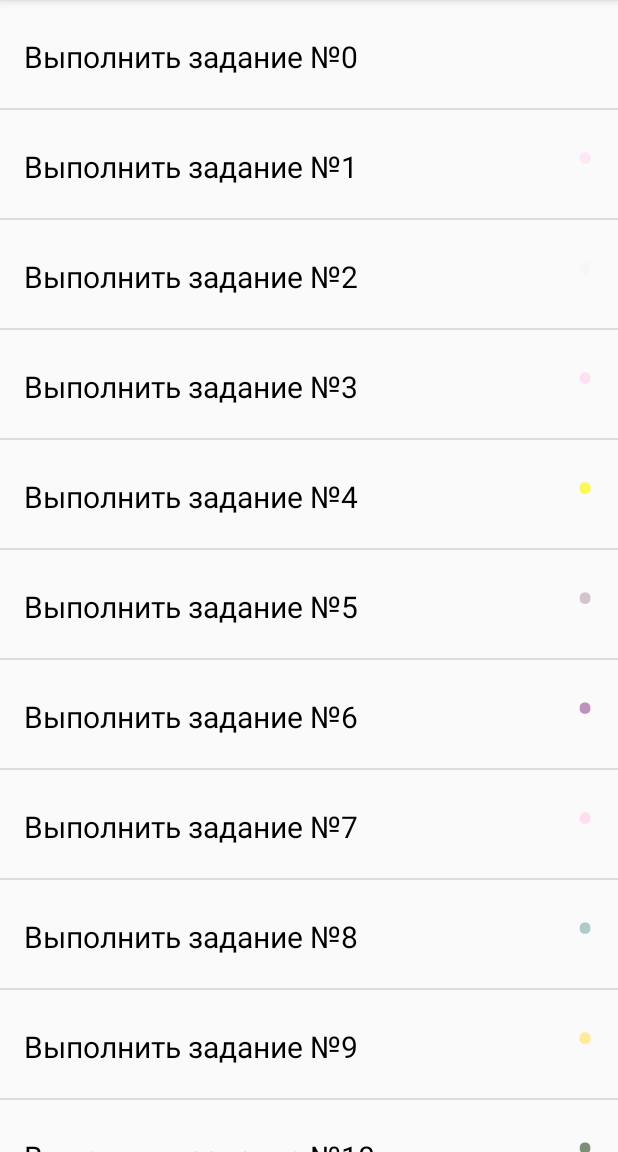
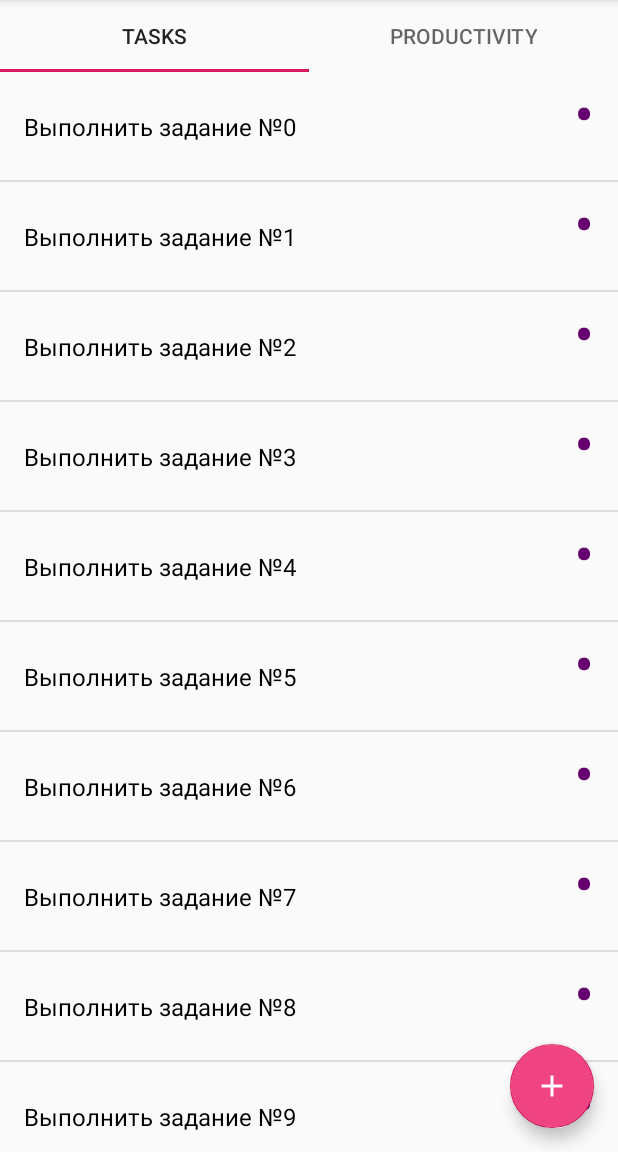
Before and after one commit to youlookbetteronline/TaskManager, an Android app: the screen it shows after launch (MainActivity), on a phone screen of 412 x 824 dp, the part 84-1236 px from its top. Run offline under Robolectric (Android 15) with nearby library versions, the phone set to English and light mode, and no system bars.

Commit message:
Hometask 4, part 1

```diff
--- a/app/build.gradle
+++ b/app/build.gradle
@@ -26,6 +26,7 @@ dependencies {
     implementation 'com.android.support.constraint:constraint-layout:1.1.3'
     implementation 'com.android.support:recyclerview-v7:28.0.0'
     implementation 'com.android.support:support-v4:28.0.0'
+    implementation 'com.android.support:design:28.0.0'
     testImplementation 'junit:junit:4.12'
     androidTestImplementation 'com.android.support.test:runner:1.0.2'
     androidTestImplementation 'com.android.support.test.espresso:espresso-core:3.0.2'
--- a/app/src/main/java/com/example/gav/taskmanager/activity/MainActivity.java
+++ b/app/src/main/java/com/example/gav/taskmanager/activity/MainActivity.java
@@ -1,23 +1,16 @@
 package com.example.gav.taskmanager.activity;
 
-import android.graphics.drawable.Drawable;
-import android.os.Build;
+import android.os.Bundle;
+import android.support.design.widget.TabLayout;
+import android.support.v4.view.ViewPager;
 import android.support.v7.app.AppCompatActivity;
-import android.os.Bundle;
-import android.support.v7.widget.DividerItemDecoration;
-import android.support.v7.widget.LinearLayoutManager;
-import android.support.v7.widget.RecyclerView;
-import android.widget.Toast;
 
 import com.example.gav.taskmanager.R;
-import com.example.gav.taskmanager.adapter.TaskListAdapter;
-import com.example.gav.taskmanager.pojo.Task;
-
-import java.util.ArrayList;
+import com.example.gav.taskmanager.adapter.TaskListFragmentAdapter;
 
 public class MainActivity extends AppCompatActivity {
-    private RecyclerView rvTasks;
-    private TaskListAdapter taskAdapter;
+    private TabLayout tlTabs;
+    private ViewPager vpTabs;
 
     @Override
     protected void onCreate(Bundle savedInstanceState) {
@@ -25,36 +18,17 @@ public class MainActivity extends AppCompatActivity {
         setContentView(R.layout.activity_main);
 
         initViews();
-        //setTasksToAdapter();
+        initFragment();
     }
 
     private void initViews() {
-        rvTasks = findViewById(R.id.rvTasks);
+        vpTabs = findViewById(R.id.vpTabs);
+        tlTabs = findViewById(R.id.tlTabs);
 
-        final RecyclerView.LayoutManager layoutManager = new LinearLayoutManager(this);
-        rvTasks.setLayoutManager(layoutManager);
-        taskAdapter = new TaskListAdapter(this, getTasks(), new TaskListAdapter.OnTaskClickListener() {
-            @Override public void onTaskClick(int index) {
-                //Toast.makeText(MainActivity.this, "Item Clicked", Toast.LENGTH_LONG).show();
-                RecyclerView.ViewHolder viewHolderForAdapterPosition = rvTasks.findViewHolderForAdapterPosition(index);
-                //viewHolderForAdapterPosition.itemView.setBackgroundColor(0xFF000fff);
-            }
-        });
-        rvTasks.setAdapter(taskAdapter);
-        DividerItemDecoration dividerItemDecoration = new DividerItemDecoration(rvTasks.getContext(),
-                ((LinearLayoutManager) layoutManager).getOrientation());
-        rvTasks.addItemDecoration(dividerItemDecoration);
+        vpTabs.setAdapter(new TaskListFragmentAdapter(getSupportFragmentManager(), this));
+        tlTabs.setupWithViewPager(vpTabs);
     }
 
-    private void setTasksToAdapter() {
-        taskAdapter.setItems(getTasks());
-    }
-
-    private ArrayList<Task> getTasks() {
-        ArrayList<Task> result = new ArrayList<>();
-        for (int i = 0; i < 50; i++) {
-            result.add(new Task("Выполнить задание №" + i, 0xffffff/(i+1)*10000));
-        }
-        return result;
+    private void initFragment() {
     }
 }
--- a/app/src/main/java/com/example/gav/taskmanager/adapter/TaskListAdapter.java
+++ b/app/src/main/java/com/example/gav/taskmanager/adapter/TaskListAdapter.java
@@ -41,7 +41,8 @@ public class TaskListAdapter extends RecyclerView.Adapter<TaskListAdapter.TaskLi
 
     @Override
     public void onBindViewHolder(@NonNull TaskListViewHolder taskListViewHolder, int i) {
-        taskListViewHolder.bind(taskList.get(i), listener);
+        if (i != RecyclerView.NO_POSITION)
+            taskListViewHolder.bind(taskList.get(i), listener);
     }
 
     @Override
--- /dev/null
+++ b/app/src/main/java/com/example/gav/taskmanager/adapter/TaskListFragmentAdapter.java
@@ -0,0 +1,53 @@
+package com.example.gav.taskmanager.adapter;
+
+import android.content.Context;
+import android.support.annotation.Nullable;
+import android.support.v4.app.Fragment;
+import android.support.v4.app.FragmentManager;
+import android.support.v4.app.FragmentPagerAdapter;
+
+import com.example.gav.taskmanager.R;
+import com.example.gav.taskmanager.fragment.ProductivityFragment;
+import com.example.gav.taskmanager.fragment.TaskListFragment;
+
+import java.util.HashMap;
+
+public class TaskListFragmentAdapter extends FragmentPagerAdapter {
+
+    private HashMap<Integer, String> tabTitles = new HashMap<Integer, String>();
+    private Context context;
+
+    public TaskListFragmentAdapter(FragmentManager fm, Context context) {
+        super(fm);
+        this.context = context;
+
+        initTabTitles();
+    }
+
+    private void initTabTitles() {
+        tabTitles.put(0, context.getResources().getString(R.string.tasks));
+        tabTitles.put(1, context.getResources().getString(R.string.productivity));
+    }
+
+    @Override
+    public Fragment getItem(int i) {
+        Fragment result = null;
+        switch (i) {
+            case 0: result = TaskListFragment.newInstance(); break;
+            case 1: result = ProductivityFragment.newInstance(); break;
+            default: break;
+        }
+        return result;
+    }
+
+    @Override
+    public int getCount() {
+        return tabTitles.size();
+    }
+
+    @Nullable
+    @Override
+    public CharSequence getPageTitle(int position) {
+        return tabTitles.get(position);
+    }
+}
--- /dev/null
+++ b/app/src/main/java/com/example/gav/taskmanager/fragment/ProductivityFragment.java
@@ -0,0 +1,26 @@
+package com.example.gav.taskmanager.fragment;
+
+
+import android.os.Bundle;
+import android.support.v4.app.Fragment;
+import android.view.LayoutInflater;
+import android.view.View;
+import android.view.ViewGroup;
+
+import com.example.gav.taskmanager.R;
+
+public class ProductivityFragment extends Fragment {
+
+    public static ProductivityFragment newInstance() {
+        ProductivityFragment fragment = new ProductivityFragment();
+        return fragment;
+    }
+
+    @Override
+    public View onCreateView(LayoutInflater inflater, ViewGroup container,
+                             Bundle savedInstanceState) {
+        // Inflate the layout for this fragment
+        return inflater.inflate(R.layout.fragment_productivity, container, false);
+    }
+
+}
--- /dev/null
+++ b/app/src/main/java/com/example/gav/taskmanager/fragment/TaskListFragment.java
@@ -0,0 +1,90 @@
+package com.example.gav.taskmanager.fragment;
+
+import android.content.Context;
+import android.net.Uri;
+import android.os.Bundle;
+import android.support.design.widget.FloatingActionButton;
+import android.support.v4.app.Fragment;
+import android.support.v4.app.FragmentManager;
+import android.support.v4.app.FragmentTransaction;
+import android.support.v7.widget.DividerItemDecoration;
+import android.support.v7.widget.LinearLayoutManager;
+import android.support.v7.widget.RecyclerView;
+import android.view.LayoutInflater;
+import android.view.View;
+import android.view.ViewGroup;
+
+import com.example.gav.taskmanager.R;
+import com.example.gav.taskmanager.adapter.TaskListAdapter;
+import com.example.gav.taskmanager.pojo.Task;
+
+import java.util.ArrayList;
+import java.util.Random;
+
+public class TaskListFragment extends Fragment {
+
+    private RecyclerView rvTasks;
+    private TaskListAdapter taskAdapter;
+    private FloatingActionButton fabAddTask;
+
+    public static TaskListFragment newInstance() {
+        TaskListFragment fragment = new TaskListFragment();
+        return fragment;
+    }
+
+    @Override
+    public View onCreateView(LayoutInflater inflater, ViewGroup container,
+                             Bundle savedInstanceState) {
+        View view = inflater.inflate(R.layout.fragment_task_list, container, false);
+
+        initViews(view);
+        //setTasksToAdapter();
+
+        return view;
+    }
+
+    private void initViews(View view) {
+        rvTasks = view.findViewById(R.id.rvTasks);
+        fabAddTask = view.findViewById(R.id.favAddTask);
+
+        final RecyclerView.LayoutManager layoutManager = new LinearLayoutManager(getContext());
+        rvTasks.setLayoutManager(layoutManager);
+        taskAdapter = new TaskListAdapter(getContext(), getTasks(), new TaskListAdapter.OnTaskClickListener() {
+            @Override public void onTaskClick(int index) {
+                //Toast.makeText(MainActivity.this, "Item Clicked", Toast.LENGTH_LONG).show();
+                RecyclerView.ViewHolder viewHolderForAdapterPosition = rvTasks.findViewHolderForAdapterPosition(index);
+                //viewHolderForAdapterPosition.itemView.setBackgroundColor(0xFF000fff);
+            }
+        });
+        rvTasks.setAdapter(taskAdapter);
+        DividerItemDecoration dividerItemDecoration = new DividerItemDecoration(rvTasks.getContext(),
+                ((LinearLayoutManager) layoutManager).getOrientation());
+        rvTasks.addItemDecoration(dividerItemDecoration);
+
+        fabAddTask.setOnClickListener(new View.OnClickListener() {
+            @Override
+            public void onClick(View v) {
+                NewTaskFragment newTaskFragment = NewTaskFragment.newInstance();
+                FragmentManager fragmentManager = getFragmentManager();
+                FragmentTransaction fragmentTransaction = fragmentManager.beginTransaction();
+                fragmentTransaction.replace(getId(), newTaskFragment);
+                fragmentTransaction.commit();
+            }
+        });
+    }
+
+    private void setTasksToAdapter() {
+        taskAdapter.setItems(getTasks());
+    }
+
+    private ArrayList<Task> getTasks() {
+        ArrayList<Task> result = new ArrayList<>();
+        for (int i = 0; i < 50; i++) {
+            int priority = Task.PRIORITY_COLOR_LIST[new Random().nextInt(Task.PRIORITY_COLOR_LIST.length)];
+            result.add(new Task("Выполнить задание №" + i, priority));
+        }
+        return result;
+    }
+
+
+}
--- a/app/src/main/java/com/example/gav/taskmanager/pojo/Task.java
+++ b/app/src/main/java/com/example/gav/taskmanager/pojo/Task.java
@@ -3,6 +3,13 @@ package com.example.gav.taskmanager.pojo;
 public class Task {
     private String text;
     private int priority;
+
+    public static final int SIMPLE_PRIORITY = 0xffffff00;
+    public static final int IMPORTANT_PRIORITY = 0xff00ff11;
+    public static final int VERY_IMPORTANT_PRIORITY = 0xff65006e;
+    public static final int URGENT_PRIORITY = 0xffff0000;
+    public static final int[] PRIORITY_COLOR_LIST = new int[]{SIMPLE_PRIORITY, IMPORTANT_PRIORITY, VERY_IMPORTANT_PRIORITY, URGENT_PRIORITY};
+
 
     public Task(String text, int priority) {
         this.text = text;
--- /dev/null
+++ b/app/src/main/res/drawable/add_white.xml
@@ -0,0 +1,5 @@
+<vector android:height="24dp" android:tint="#FFFFFF"
+    android:viewportHeight="24.0" android:viewportWidth="24.0"
+    android:width="24dp" xmlns:android="http://schemas.android.com/apk/res/android">
+    <path android:fillColor="#FF000000" android:pathData="M19,13h-6v6h-2v-6H5v-2h6V5h2v6h6v2z"/>
+</vector>
--- a/app/src/main/res/layout/activity_main.xml
+++ b/app/src/main/res/layout/activity_main.xml
@@ -5,17 +5,17 @@
     xmlns:tools="http://schemas.android.com/tools"
     android:layout_width="match_parent"
     android:layout_height="match_parent"
+    android:orientation="vertical"
     tools:context=".activity.MainActivity">
 
-    <FrameLayout
+    <android.support.design.widget.TabLayout
+        android:id="@+id/tlTabs"
         android:layout_width="match_parent"
-        android:layout_height="match_parent">
+        android:layout_height="wrap_content"/>
 
-        <android.support.v7.widget.RecyclerView
-            android:id="@+id/rvTasks"
-            android:layout_width="match_parent"
-            android:layout_height="match_parent"
-            tools:listitem="@layout/task_item"/>
-    </FrameLayout>
+    <android.support.v4.view.ViewPager
+        android:id="@+id/vpTabs"
+        android:layout_width="wrap_content"
+        android:layout_height="wrap_content"></android.support.v4.view.ViewPager>
 
 </LinearLayout>
--- a/app/src/main/res/layout/fragment_task_list.xml
+++ b/app/src/main/res/layout/fragment_task_list.xml
@@ -1,14 +1,25 @@
 <?xml version="1.0" encoding="utf-8"?>
-<FrameLayout xmlns:android="http://schemas.android.com/apk/res/android"
+<FrameLayout
+    xmlns:android="http://schemas.android.com/apk/res/android"
+    xmlns:app="http://schemas.android.com/apk/res-auto"
     xmlns:tools="http://schemas.android.com/tools"
     android:layout_width="match_parent"
     android:layout_height="match_parent"
-    tools:context=".fragment.TaskListActivity">
+    tools:context=".activity.MainActivity">
 
-    <!-- TODO: Update blank fragment layout -->
-    <TextView
+    <android.support.v7.widget.RecyclerView
+        android:id="@+id/rvTasks"
         android:layout_width="match_parent"
         android:layout_height="match_parent"
-        android:text="@string/hello_blank_fragment" />
+        tools:listitem="@layout/task_item"/>
+
+    <android.support.design.widget.FloatingActionButton
+        android:id="@+id/favAddTask"
+        android:layout_width="wrap_content"
+        android:layout_height="wrap_content"
+        android:backgroundTint="#ef4481"
+        android:src="@drawable/add_white"
+        android:layout_gravity="bottom|end"
+        android:layout_margin="16dp" />
 
 </FrameLayout>
--- a/app/src/main/res/layout/task_item.xml
+++ b/app/src/main/res/layout/task_item.xml
@@ -14,7 +14,7 @@
         android:layout_height="72dp"
         tools:text="Text, this is text, gav gav"
         android:fontFamily="sans-serif"
-        android:textSize="20sp"
+        android:textSize="16sp"
         android:textColor="@color/black"
         android:paddingTop="24dp"
         android:paddingLeft="16dp"/>
@@ -24,7 +24,7 @@
         android:layout_width="wrap_content"
         android:layout_height="wrap_content"
         android:text="@string/priority_marker"
-        android:textSize="36sp"
+        android:textSize="40sp"
         android:layout_marginRight="16dp"
         android:layout_marginLeft="16dp"
         />
--- a/app/src/main/res/values/strings.xml
+++ b/app/src/main/res/values/strings.xml
@@ -6,4 +6,6 @@
 
     <!-- TODO: Remove or change this placeholder text -->
     <string name="hello_blank_fragment">Hello blank fragment</string>
+    <string name="productivity">Productivity</string>
+    <string name="tasks">Tasks</string>
 </resources>
```
Also changed, not shown: app/src/main/java/com/example/gav/taskmanager/fragment/NewTaskFragment.java (added, +89 -0 lines), app/src/main/java/com/example/gav/taskmanager/fragment/TaskListActivity.java (deleted, +0 -66 lines), app/src/main/res/layout/fragment_new_task.xml (added, +69 -0 lines), app/src/main/res/layout/fragment_productivity.xml (added, +9 -0 lines).
